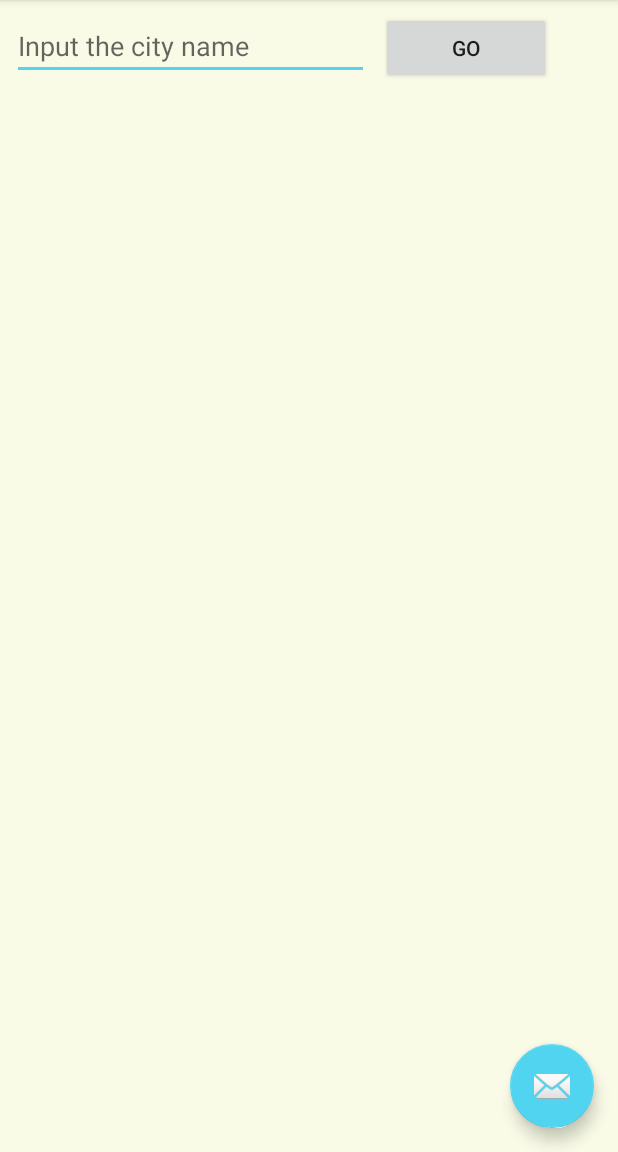
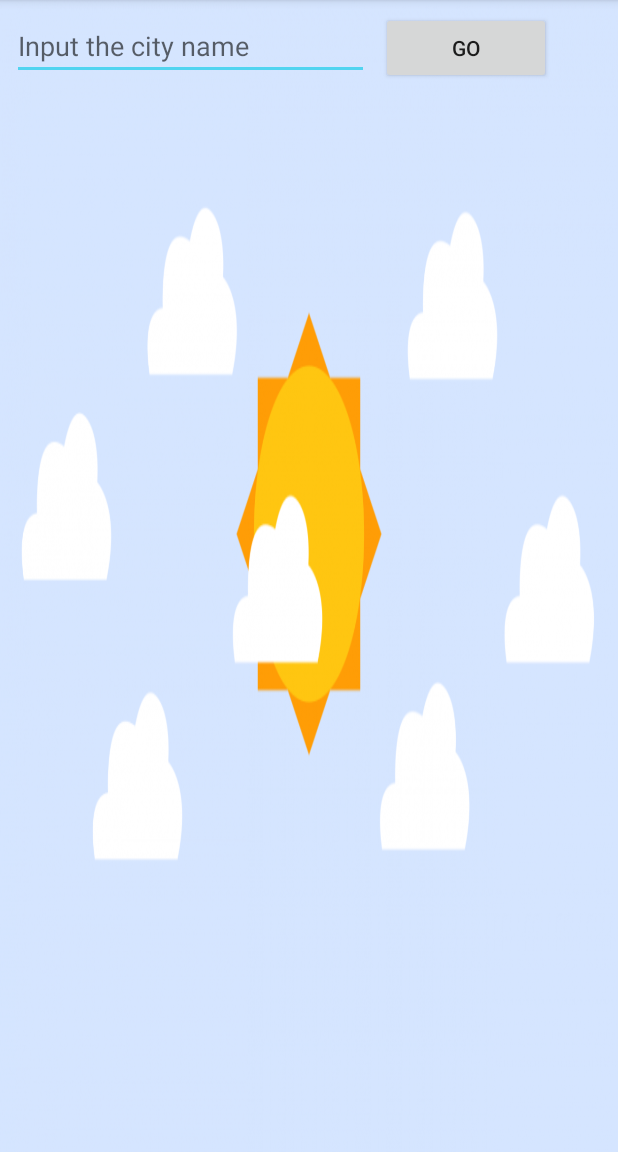
Before and after one commit to vinodaw/WeatherApp, an Android app: the screen it shows after launch (MainActivity), after a tap on "GO", on a phone screen of 412 x 824 dp, the part 84-1236 px from its top. Run offline under Robolectric (Android 15) with nearby library versions, the phone set to English and light mode, and no system bars; 1 statement that could not run was skipped.

Commit message:
added progress bar and background image

```diff
--- a/app/src/main/AndroidManifest.xml
+++ b/app/src/main/AndroidManifest.xml
@@ -6,11 +6,12 @@
 
     <application
         android:allowBackup="true"
-        android:icon="@mipmap/ic_launcher"
+        android:icon="@drawable/weathericon"
         android:label="@string/app_name"
         android:roundIcon="@mipmap/ic_launcher_round"
         android:supportsRtl="true"
-        android:theme="@style/AppTheme">
+        android:theme="@style/AppTheme"
+        >
         <activity android:name=".WeatherDetails"></activity>
         <activity
             android:name=".MainActivity"
--- a/app/src/main/java/com/vinod/samples/weatherapp/MainActivity.java
+++ b/app/src/main/java/com/vinod/samples/weatherapp/MainActivity.java
@@ -2,8 +2,6 @@ package com.vinod.samples.weatherapp;
 
 import android.content.Intent;
 import android.os.Bundle;
-import android.support.design.widget.FloatingActionButton;
-import android.support.design.widget.Snackbar;
 import android.support.v7.app.AppCompatActivity;
 import android.support.v7.widget.Toolbar;
 import android.util.Log;
@@ -12,6 +10,7 @@ import android.view.MenuItem;
 import android.view.View;
 import android.widget.Button;
 import android.widget.EditText;
+import android.widget.ProgressBar;
 
 import com.vinod.samples.weatherapp.response.WeatherResponse;
 
@@ -26,6 +25,7 @@ public class MainActivity extends AppCompatActivity {
     private Button btnGo;
     private EditText city;
     private Retrofit retrofit;
+    private ProgressBar progressBar;
 
     @Override
     protected void onCreate(Bundle savedInstanceState) {
@@ -36,6 +36,7 @@ public class MainActivity extends AppCompatActivity {
 
         btnGo = findViewById(R.id.btnGo);
         city = findViewById(R.id.txtCity);
+        progressBar = findViewById(R.id.indeterminateBar);
 
         retrofit = new Retrofit.Builder().baseUrl("https://api.openweathermap.org/")
                     .addConverterFactory(GsonConverterFactory.create()).build();
@@ -44,7 +45,8 @@ public class MainActivity extends AppCompatActivity {
             @Override
             public void onClick(View v) {
                 Log.d(TAG, "onClick: "+city.getText());
-
+                progressBar.setVisibility(ProgressBar.VISIBLE);
+                Log.d(TAG, "progress is visible: "+progressBar.getVisibility());
                 WeatherAPI weatherAPI = retrofit.create(WeatherAPI.class);
                 Call<WeatherResponse> weatherResponseCall = weatherAPI.getWeatherByCity(city.getText().toString(),"e4bea137dbcbb5e6d7214796e2e23585","metric");
 
@@ -63,6 +65,8 @@ public class MainActivity extends AppCompatActivity {
                             intent.putExtra("min",String.valueOf(weatherResponse.main.tempMin));
                             intent.putExtra("max",String.valueOf(weatherResponse.main.tempMax));
 
+                            progressBar.setVisibility(ProgressBar.GONE);
+
                             startActivity(intent);
 
                         }
@@ -71,7 +75,7 @@ public class MainActivity extends AppCompatActivity {
                     @Override
                     public void onFailure(Call<WeatherResponse> call, Throwable t) {
                         Log.d(TAG, "onFailure: Weather API call failed "+t.getMessage());
-
+                        progressBar.setVisibility(ProgressBar.GONE);
                     }
                 });
 
@@ -79,14 +83,14 @@ public class MainActivity extends AppCompatActivity {
             }
         });
 
-        FloatingActionButton fab = findViewById(R.id.fab);
+      /*  FloatingActionButton fab = findViewById(R.id.fab);
         fab.setOnClickListener(new View.OnClickListener() {
             @Override
             public void onClick(View view) {
                 Snackbar.make(view, "Replace with your own action", Snackbar.LENGTH_LONG)
                         .setAction("Action", null).show();
             }
-        });
+        });*/
     }
 
     @Override
--- a/app/src/main/res/layout/activity_main.xml
+++ b/app/src/main/res/layout/activity_main.xml
@@ -4,6 +4,7 @@
     xmlns:tools="http://schemas.android.com/tools"
     android:layout_width="match_parent"
     android:layout_height="match_parent"
+    android:background="@drawable/weather"
     tools:context=".MainActivity">
 
     <android.support.design.widget.AppBarLayout
@@ -22,12 +23,14 @@
 
     <include layout="@layout/content_main" />
 
-    <android.support.design.widget.FloatingActionButton
+    <!-- <android.support.design.widget.FloatingActionButton
         android:id="@+id/fab"
         android:layout_width="wrap_content"
         android:layout_height="wrap_content"
         android:layout_gravity="bottom|end"
         android:layout_margin="@dimen/fab_margin"
-        app:srcCompat="@android:drawable/ic_dialog_email" />
+        app:srcCompat="@android:drawable/ic_dialog_email" /> -->
+
+
 
 </android.support.design.widget.CoordinatorLayout>
--- a/app/src/main/res/layout/activity_weather_details.xml
+++ b/app/src/main/res/layout/activity_weather_details.xml
@@ -4,6 +4,7 @@
     xmlns:tools="http://schemas.android.com/tools"
     android:layout_width="match_parent"
     android:layout_height="match_parent"
+    android:background="@drawable/weather"
     android:orientation="vertical"
     tools:context=".WeatherDetails">
 
--- a/app/src/main/res/layout/content_main.xml
+++ b/app/src/main/res/layout/content_main.xml
@@ -4,9 +4,15 @@
     xmlns:tools="http://schemas.android.com/tools"
     android:layout_width="match_parent"
     android:layout_height="match_parent"
+    android:orientation="vertical"
     app:layout_behavior="@string/appbar_scrolling_view_behavior"
     tools:context=".MainActivity"
     tools:showIn="@layout/activity_main">
+
+    <LinearLayout
+        android:layout_width="match_parent"
+        android:layout_height="wrap_content"
+        android:orientation="horizontal">
 
         <EditText
             android:id="@+id/txtCity"
@@ -28,4 +34,16 @@
             android:layout_marginEnd="8dp"
             android:layout_marginRight="10dp"
             android:text="@string/go" />
+
     </LinearLayout>
+
+    <ProgressBar
+        android:id="@+id/indeterminateBar"
+        android:layout_width="100dp"
+        android:layout_height="100dp"
+        android:layout_gravity="center"
+        android:keepScreenOn="false"
+        android:visibility="invisible" />
+
+
+</LinearLayout>
```
Also changed, not shown: app/src/main/res/drawable/home.jpg (added), app/src/main/res/drawable/thunderstorms.jpg (added), app/src/main/res/drawable/weather.webp (added), app/src/main/res/drawable/weathericon.png (added). Lines whose indentation alone changed are shown as unchanged.
